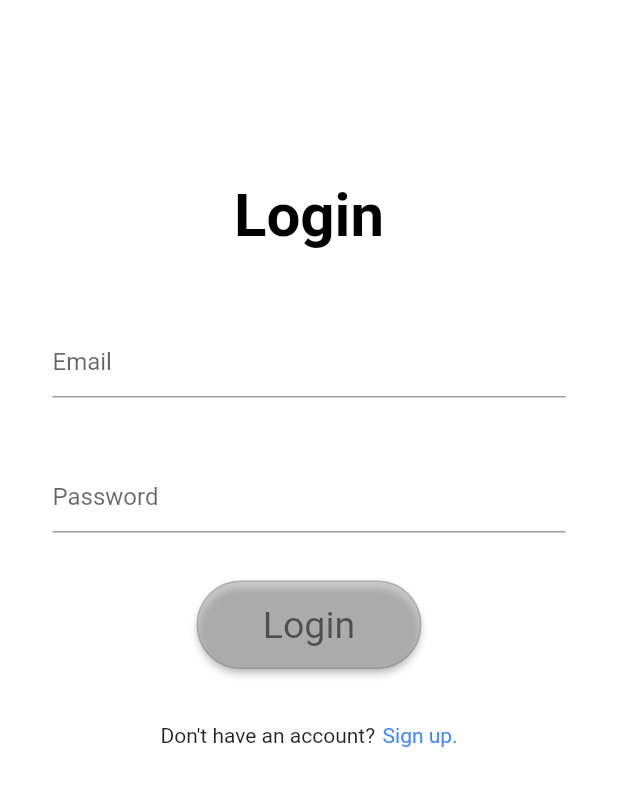
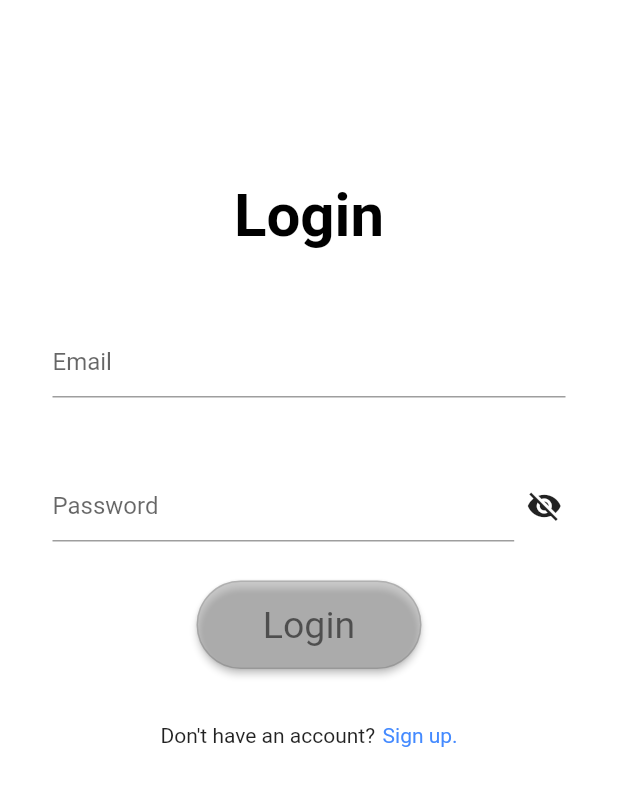
Before and after one commit to Jedro1270/Wellness24, a Flutter app: the screen it shows after launch, on a phone screen of 412 x 824 dp. Shown: the top 786 px of the screen. Run offline on Flutter 3.47's test engine with Material 2 defaults, Android fonts, the phone set to English and light mode, and no system bars; our stand-ins replace clock, cloud_firestore, firebase_auth, firebase_storage, flutter_spinkit, image_picker; missing offline and left inert: age; accounts and stored records are empty; Roboto replaces fonts that are missing (ShipporiMincho).

Commit message:
feat: add show and obscure password

```diff
--- a/lib/components/pages/common_pages/login_page.dart
+++ b/lib/components/pages/common_pages/login_page.dart
@@ -14,6 +14,7 @@ class _LoginState extends State<Login> {
   final _formKey = GlobalKey<FormState>();
   final AuthService _auth = AuthService(auth: FirebaseAuth.instance);
   String email, password;
+  bool showPassword = false;
 
   String error = '';
   bool timeout = false;
@@ -58,13 +59,33 @@ class _LoginState extends State<Login> {
                     SizedBox(height: 30.0),
                     SizedBox(
                         height: 60.0,
-                        child: TextFormField(
-                          decoration: InputDecoration(hintText: 'Password'),
-                          keyboardType: TextInputType.visiblePassword,
-                          obscureText: true,
-                          validator: (val) =>
-                              val.isEmpty ? 'This field is required' : null,
-                          onChanged: (val) => setState(() => password = val),
+                        child: Row(
+                          children: [
+                            Expanded(
+                              flex: 9,
+                              child: TextFormField(
+                                decoration:
+                                    InputDecoration(hintText: 'Password'),
+                                keyboardType: TextInputType.visiblePassword,
+                                obscureText: showPassword,
+                                validator: (val) => val.isEmpty
+                                    ? 'This field is required'
+                                    : null,
+                                onChanged: (val) =>
+                                    setState(() => password = val),
+                              ),
+                            ),
+                            Expanded(
+                                child: IconButton(
+                                    icon: Icon(showPassword
+                                        ? Icons.visibility
+                                        : Icons.visibility_off),
+                                    onPressed: () {
+                                      setState(() {
+                                        showPassword = !showPassword;
+                                      });
+                                    }))
+                          ],
                         )),
                     SizedBox(height: 20.0),
                     Container(
```
Also changed, not shown: lib/components/pages/common_pages/register_credentials.dart (+21 -2 lines).
